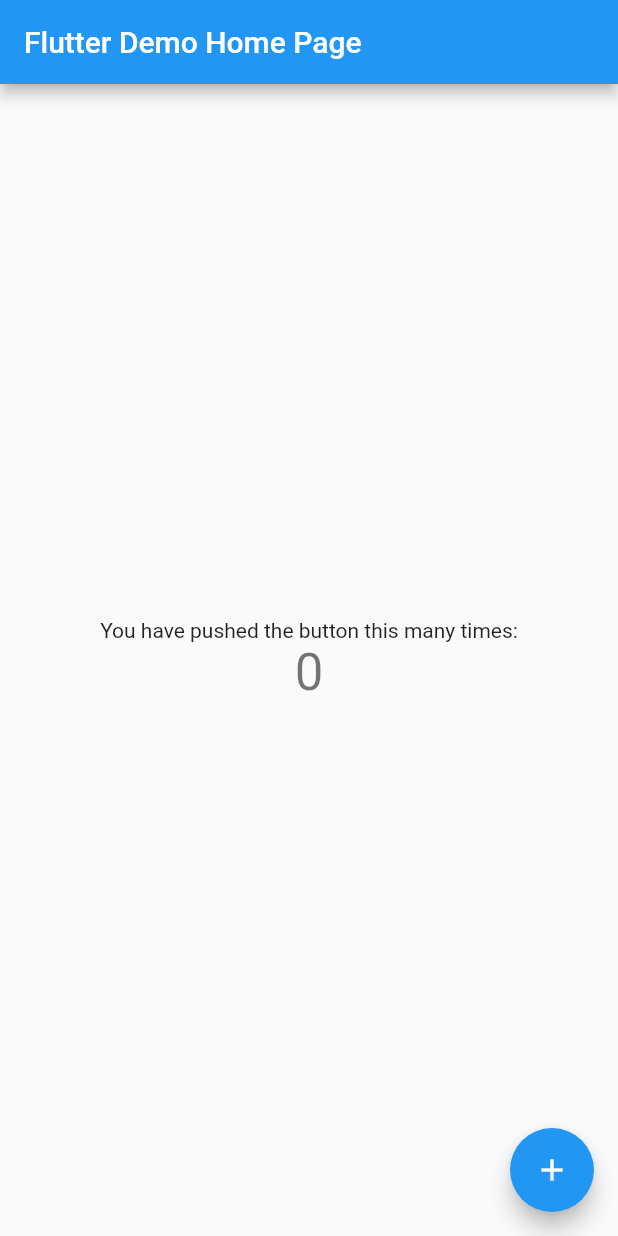
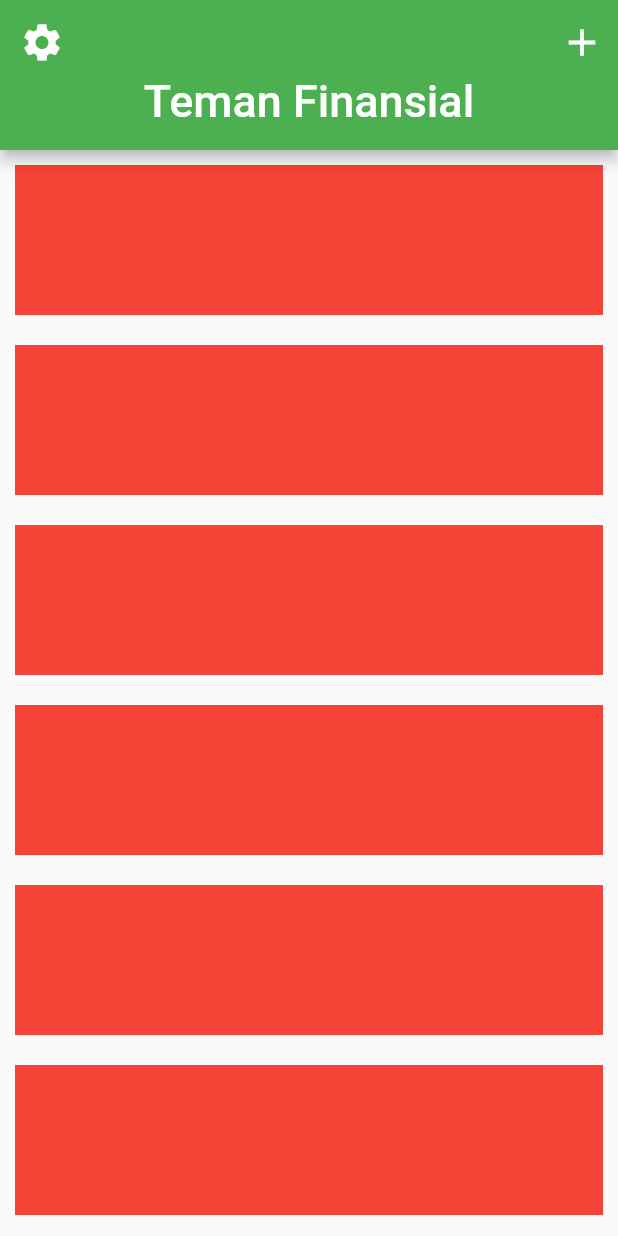
Before and after one commit to rizkitriandani/teman_finansial_app, a Flutter app: the screen it shows after launch, on a phone screen of 412 x 824 dp. Run offline on Flutter 3.47's test engine with Material 2 defaults, Android fonts, the phone set to English and light mode, and no system bars.

Commit message:
Add SliverAppBar and SliverList.

```diff
--- a/lib/main.dart
+++ b/lib/main.dart
@@ -1,4 +1,5 @@
 import 'package:flutter/material.dart';
+import 'package:teman_finansial_app/ui/home_screen.dart';
 
 void main() {
   runApp(MyApp());
@@ -9,105 +10,11 @@ class MyApp extends StatelessWidget {
   @override
   Widget build(BuildContext context) {
     return MaterialApp(
-      title: 'Flutter Demo',
+      debugShowCheckedModeBanner: false,
       theme: ThemeData(
-        // This is the theme of your application.
-        //
-        // Try running your application with "flutter run". You'll see the
-        // application has a blue toolbar. Then, without quitting the app, try
-        // changing the primarySwatch below to Colors.green and then invoke
-        // "hot reload" (press "r" in the console where you ran "flutter run",
-        // or simply save your changes to "hot reload" in a Flutter IDE).
-        // Notice that the counter didn't reset back to zero; the application
-        // is not restarted.
-        primarySwatch: Colors.blue,
+        primaryColor: Colors.green,
       ),
-      home: MyHomePage(title: 'Flutter Demo Home Page'),
+      home: HomeScreen(),
     );
   }
 }
-
-class MyHomePage extends StatefulWidget {
-  MyHomePage({Key? key, required this.title}) : super(key: key);
-
-  // This widget is the home page of your application. It is stateful, meaning
-  // that it has a State object (defined below) that contains fields that affect
-  // how it looks.
-
-  // This class is the configuration for the state. It holds the values (in this
-  // case the title) provided by the parent (in this case the App widget) and
-  // used by the build method of the State. Fields in a Widget subclass are
-  // always marked "final".
-
-  final String title;
-
-  @override
-  _MyHomePageState createState() => _MyHomePageState();
-}
-
-class _MyHomePageState extends State<MyHomePage> {
-  int _counter = 0;
-
-  void _incrementCounter() {
-    setState(() {
-      // This call to setState tells the Flutter framework that something has
-      // changed in this State, which causes it to rerun the build method below
-      // so that the display can reflect the updated values. If we changed
-      // _counter without calling setState(), then the build method would not be
-      // called again, and so nothing would appear to happen.
-      _counter++;
-    });
-  }
-
-  @override
-  Widget build(BuildContext context) {
-    // This method is rerun every time setState is called, for instance as done
-    // by the _incrementCounter method above.
-    //
-    // The Flutter framework has been optimized to make rerunning build methods
-    // fast, so that you can just rebuild anything that needs updating rather
-    // than having to individually change instances of widgets.
-    return Scaffold(
-      appBar: AppBar(
-        // Here we take the value from the MyHomePage object that was created by
-        // the App.build method, and use it to set our appbar title.
-        title: Text(widget.title),
-      ),
-      body: Center(
-        // Center is a layout widget. It takes a single child and positions it
-        // in the middle of the parent.
-        child: Column(
-          // Column is also a layout widget. It takes a list of children and
-          // arranges them vertically. By default, it sizes itself to fit its
-          // children horizontally, and tries to be as tall as its parent.
-          //
-          // Invoke "debug painting" (press "p" in the console, choose the
-          // "Toggle Debug Paint" action from the Flutter Inspector in Android
-          // Studio, or the "Toggle Debug Paint" command in Visual Studio Code)
-          // to see the wireframe for each widget.
-          //
-          // Column has various properties to control how it sizes itself and
-          // how it positions its children. Here we use mainAxisAlignment to
-          // center the children vertically; the main axis here is the vertical
-          // axis because Columns are vertical (the cross axis would be
-          // horizontal).
-          mainAxisAlignment: MainAxisAlignment.center,
-          children: <Widget>[
-            Text(
-              'You have pushed the button this many times:',
-            ),
-            Text(
-              '$_counter',
-              style: Theme.of(context).textTheme.headline4,
-            ),
-          ],
-        ),
-      ),
-      floatingActionButton: FloatingActionButton(
-        onPressed: _incrementCounter,
-        tooltip: 'Increment',
-        child: Icon(Icons.add),
-      ), // This trailing comma makes auto-formatting nicer for build methods.
-    );
-  }
-}
--- /dev/null
+++ b/lib/ui/home_screen.dart
@@ -0,0 +1,40 @@
+import 'package:flutter/material.dart';
+
+class HomeScreen extends StatelessWidget {
+  @override
+  Widget build(BuildContext context) {
+    return Scaffold(
+      body: CustomScrollView(
+        slivers: [
+          SliverAppBar(
+            expandedHeight: 100,
+            floating: true,
+            forceElevated: true,
+            leading: IconButton(
+              onPressed: () {},
+              icon: Icon(Icons.settings),
+              iconSize: 30,
+            ),
+            flexibleSpace: FlexibleSpaceBar(
+              centerTitle: true,
+              title: Text("Teman Finansial"),
+            ),
+            actions: [
+              IconButton(onPressed: () {}, icon: Icon(Icons.add), iconSize: 30)
+            ],
+          ),
+          SliverList(
+            delegate:
+                SliverChildBuilderDelegate((BuildContext context, int index) {
+              return Container(
+                margin: EdgeInsets.all(10),
+                height: 100,
+                color:Colors.red
+              );
+            }),
+          )
+        ],
+      ),
+    );
+  }
+}
```
